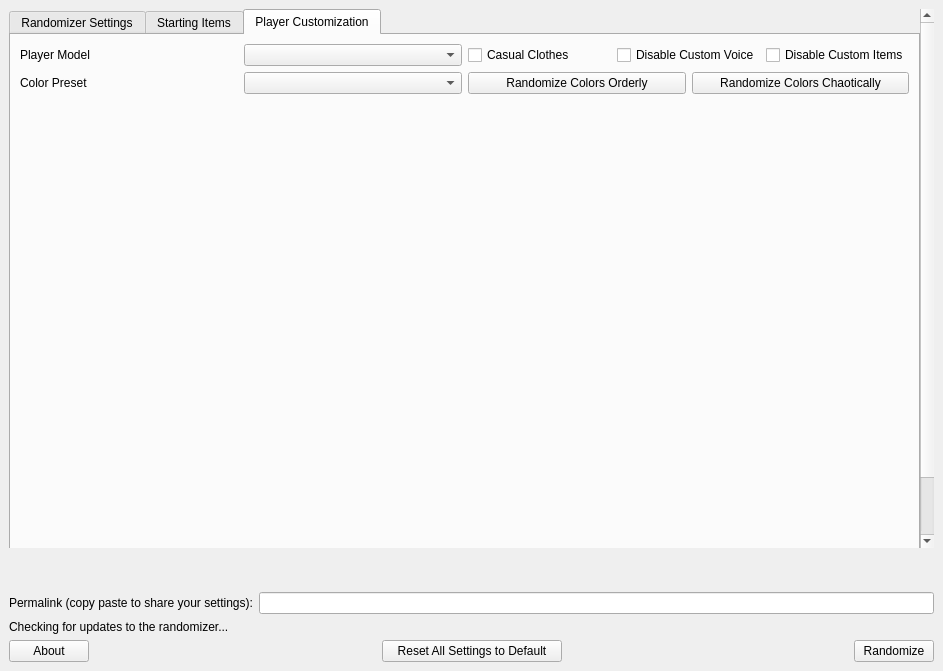
Qt form wwr_ui/randomizer_window.ui (LagoLunatic/wwrando) before a commit.
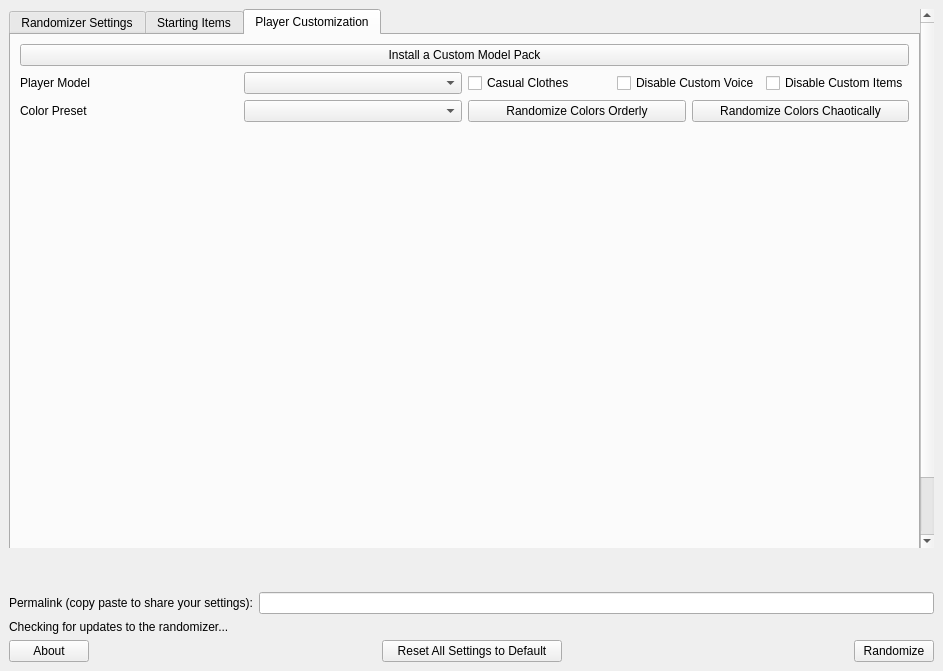
The same form after that commit. The open tabs and pages were chosen to show the change.

Commit message: Add pushButton to install a custom model pack

Diff of the .ui file:
```diff
--- a/wwr_ui/randomizer_window.ui
+++ b/wwr_ui/randomizer_window.ui
@@ -28,8 +28,8 @@
         <rect>
          <x>0</x>
          <y>0</y>
-         <width>908</width>
-         <height>546</height>
+         <width>1097</width>
+         <height>783</height>
         </rect>
        </property>
        <layout class="QVBoxLayout" name="verticalLayout_4">
@@ -854,21 +854,7 @@
            <layout class="QVBoxLayout" name="verticalLayout_3">
             <item>
              <layout class="QGridLayout" name="gridLayout_5">
-              <item row="0" column="0">
-               <layout class="QHBoxLayout" name="horizontalLayout_3">
-                <item>
-                 <widget class="QLabel" name="label_for_custom_player_model">
-                  <property name="text">
-                   <string>Player Model</string>
-                  </property>
-                 </widget>
-                </item>
-                <item>
-                 <widget class="QComboBox" name="custom_player_model"/>
-                </item>
-               </layout>
-              </item>
-              <item row="1" column="0">
+              <item row="2" column="0">
                <layout class="QHBoxLayout" name="horizontalLayout_12">
                 <item>
                  <widget class="QLabel" name="label_for_custom_color_preset">
@@ -882,7 +868,7 @@
                 </item>
                </layout>
               </item>
-              <item row="1" column="1">
+              <item row="2" column="1">
                <layout class="QHBoxLayout" name="horizontalLayout_11">
                 <item>
                  <widget class="QPushButton" name="randomize_all_custom_colors_together">
@@ -900,7 +886,21 @@
                 </item>
                </layout>
               </item>
-              <item row="0" column="1">
+              <item row="1" column="0">
+               <layout class="QHBoxLayout" name="horizontalLayout_3">
+                <item>
+                 <widget class="QLabel" name="label_for_custom_player_model">
+                  <property name="text">
+                   <string>Player Model</string>
+                  </property>
+                 </widget>
+                </item>
+                <item>
+                 <widget class="QComboBox" name="custom_player_model"/>
+                </item>
+               </layout>
+              </item>
+              <item row="1" column="1">
                <layout class="QHBoxLayout" name="horizontalLayout_7">
                 <item>
                  <widget class="QCheckBox" name="player_in_casual_clothes">
@@ -925,6 +925,13 @@
                 </item>
                </layout>
               </item>
+              <item row="0" column="0" colspan="2">
+               <widget class="QPushButton" name="install_custom_model">
+                <property name="text">
+                 <string>Install a Custom Model Pack</string>
+                </property>
+               </widget>
+              </item>
              </layout>
             </item>
             <item>
```
Left out of the diff: 15 changed lines with no effect on the pictures. The commit also changes 1 other file.
